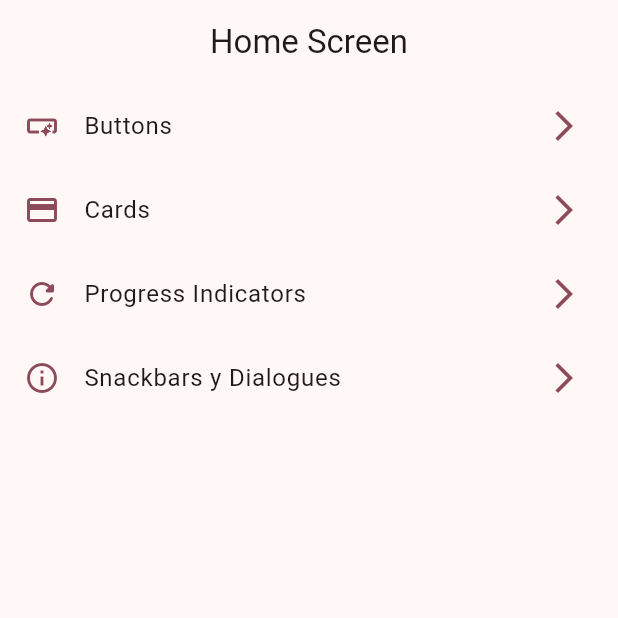
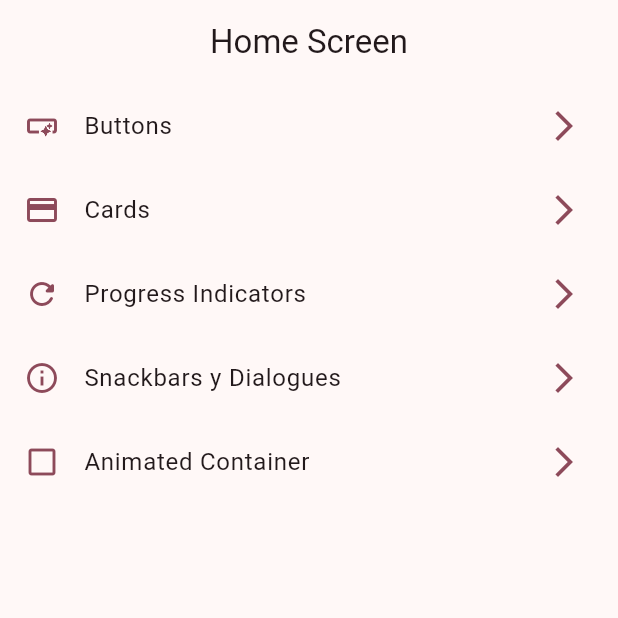
Before and after one commit to isaias-alt/widgets_app, a Flutter app: the screen it shows after launch, on a phone screen of 412 x 824 dp, the top half of it. Run offline on Flutter 3.47's test engine with Material 3 defaults, Android fonts, the phone set to English and light mode, and no system bars; our stand-ins replace go_router.

```diff
--- a/lib/config/menu/menu_items.dart
+++ b/lib/config/menu/menu_items.dart
@@ -16,22 +16,27 @@ class MenuItems {
 const appMenuItems = <MenuItems>[
   MenuItems(
       title: 'Buttons',
-      subTitle: 'Varios botones en flutter',
+      subTitle: 'Several buttons',
       link: '/buttons',
       icon: Icons.smart_button_outlined),
   MenuItems(
       title: 'Cards',
-      subTitle: 'Un contenedor estilizado',
+      subTitle: 'A stylized container',
       link: '/cards',
       icon: Icons.credit_card),
   MenuItems(
       title: 'Progress Indicators',
-      subTitle: 'Generales y controlados',
+      subTitle: 'General y controlled',
       link: '/progress',
       icon: Icons.refresh_rounded),
   MenuItems(
       title: 'Snackbars y Dialogues',
-      subTitle: 'Indicadores en pantalla',
+      subTitle: 'On screen indicator',
       link: '/snackbars',
       icon: Icons.info_outline),
+  MenuItems(
+      title: 'Animated Container',
+      subTitle: 'Stateful widget animated',
+      link: '/animated',
+      icon: Icons.check_box_outline_blank_outlined),
 ];
```
